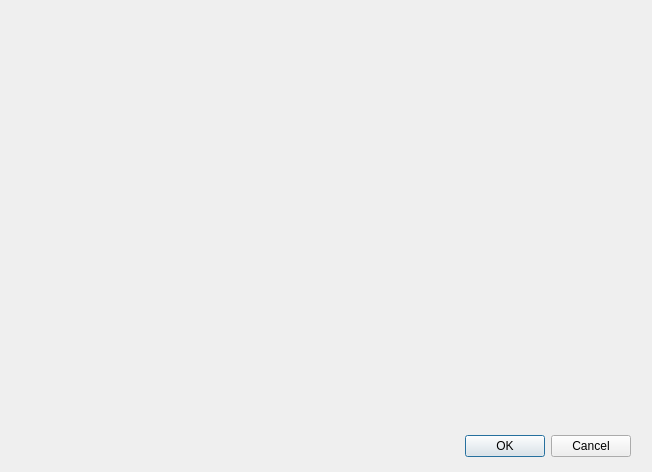
Before: the Qt Designer form dialogadmin.ui in michalMudr/MyCovidRecord, drawn with Qt 5.
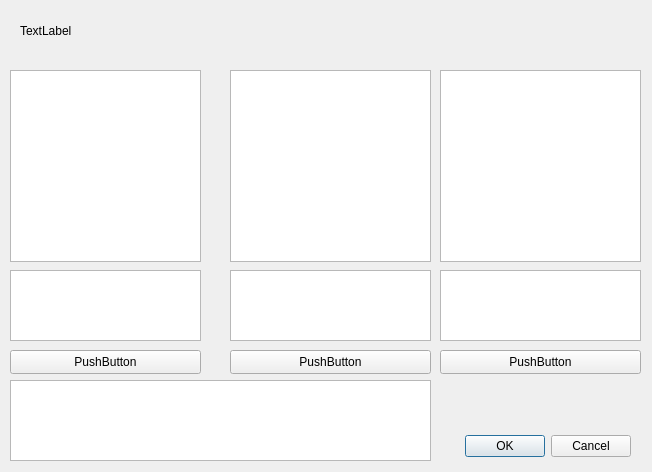
After: the same form once the commit is applied.

```diff
--- a/dialogadmin.ui
+++ b/dialogadmin.ui
@@ -29,6 +29,128 @@
     <set>QDialogButtonBox::Cancel|QDialogButtonBox::Ok</set>
    </property>
   </widget>
+  <widget class="QLabel" name="label">
+   <property name="geometry">
+    <rect>
+     <x>20</x>
+     <y>5</y>
+     <width>611</width>
+     <height>51</height>
+    </rect>
+   </property>
+   <property name="text">
+    <string>TextLabel</string>
+   </property>
+  </widget>
+  <widget class="QTextBrowser" name="textBrowser">
+   <property name="geometry">
+    <rect>
+     <x>230</x>
+     <y>70</y>
+     <width>201</width>
+     <height>192</height>
+    </rect>
+   </property>
+  </widget>
+  <widget class="QTextBrowser" name="textBrowser_2">
+   <property name="geometry">
+    <rect>
+     <x>440</x>
+     <y>70</y>
+     <width>201</width>
+     <height>192</height>
+    </rect>
+   </property>
+  </widget>
+  <widget class="QPlainTextEdit" name="plainTextEdit">
+   <property name="geometry">
+    <rect>
+     <x>230</x>
+     <y>270</y>
+     <width>201</width>
+     <height>71</height>
+    </rect>
+   </property>
+  </widget>
+  <widget class="QPlainTextEdit" name="plainTextEdit_2">
+   <property name="geometry">
+    <rect>
+     <x>440</x>
+     <y>270</y>
+     <width>201</width>
+     <height>71</height>
+    </rect>
+   </property>
+  </widget>
+  <widget class="QGraphicsView" name="graphicsView">
+   <property name="geometry">
+    <rect>
+     <x>10</x>
+     <y>70</y>
+     <width>191</width>
+     <height>192</height>
+    </rect>
+   </property>
+  </widget>
+  <widget class="QPlainTextEdit" name="plainTextEdit_3">
+   <property name="geometry">
+    <rect>
+     <x>10</x>
+     <y>270</y>
+     <width>191</width>
+     <height>71</height>
+    </rect>
+   </property>
+  </widget>
+  <widget class="QPushButton" name="pushButton">
+   <property name="geometry">
+    <rect>
+     <x>230</x>
+     <y>350</y>
+     <width>201</width>
+     <height>24</height>
+    </rect>
+   </property>
+   <property name="text">
+    <string>PushButton</string>
+   </property>
+  </widget>
+  <widget class="QPushButton" name="pushButton_2">
+   <property name="geometry">
+    <rect>
+     <x>440</x>
+     <y>350</y>
+     <width>201</width>
+     <height>24</height>
+    </rect>
+   </property>
+   <property name="text">
+    <string>PushButton</string>
+   </property>
+  </widget>
+  <widget class="QPushButton" name="pushButton_3">
+   <property name="geometry">
+    <rect>
+     <x>10</x>
+     <y>350</y>
+     <width>191</width>
+     <height>24</height>
+    </rect>
+   </property>
+   <property name="text">
+    <string>PushButton</string>
+   </property>
+  </widget>
+  <widget class="QTextBrowser" name="textBrowser_3">
+   <property name="geometry">
+    <rect>
+     <x>10</x>
+     <y>380</y>
+     <width>421</width>
+     <height>81</height>
+    </rect>
+   </property>
+  </widget>
  </widget>
  <resources/>
  <connections>
```
